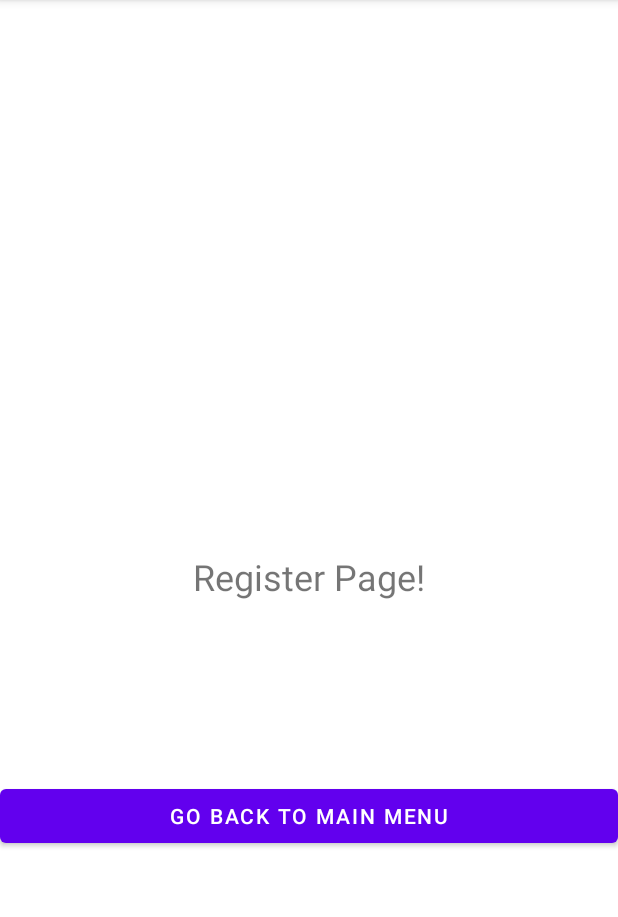
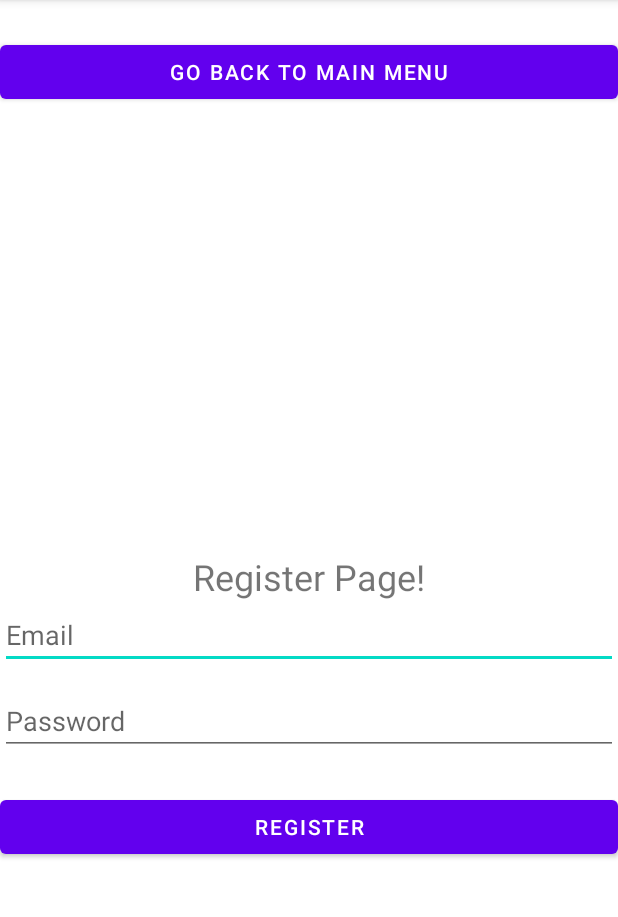
Before and after one commit to domi-cmd/Reference_Application_for_OWASP_MASTG, an Android app: the RegisterActivity screen opened directly, with no data from a screen before it, on a phone screen of 412 x 824 dp, the part 84-1001 px from its top. Run offline under Robolectric (Android 15) with nearby library versions, the phone set to English and light mode, and no system bars.

Commit message:
Added system as well as app log vulnerability with sensitive data (MASWE-0001), aswell as documents for the upcoming presentation

```diff
--- a/apps/app_01/app/build.gradle.kts
+++ b/apps/app_01/app/build.gradle.kts
@@ -7,7 +7,7 @@ android {
     compileSdk = 35
 
     defaultConfig {
-        applicationId = "com.example.app_01"
+        applicationId = "com.dkronig.app_01"
         minSdk = 35
         targetSdk = 35
         versionCode = 1
--- a/apps/app_01/app/src/main/java/com/dkronig/app_01/MainActivity.java
+++ b/apps/app_01/app/src/main/java/com/dkronig/app_01/MainActivity.java
@@ -2,6 +2,7 @@ package com.dkronig.app_01;
 
 import android.os.Bundle;
 import androidx.appcompat.app.AppCompatActivity;
+import android.content.SharedPreferences;
 
 import android.view.View;
 import android.widget.Button;
--- a/apps/app_01/app/src/main/java/com/dkronig/app_01/RegisterActivity.java
+++ b/apps/app_01/app/src/main/java/com/dkronig/app_01/RegisterActivity.java
@@ -1,25 +1,38 @@
 package com.dkronig.app_01;
 
+import java.io.File;
+import java.io.FileWriter;
+import java.io.IOException;
 import android.os.Bundle;
-import androidx.appcompat.app.AppCompatActivity;
-
+import android.content.SharedPreferences;
+import android.util.Log;
 import android.view.View;
 import android.widget.Button;
 import android.content.Intent;
+import android.widget.EditText;
+import androidx.appcompat.app.AppCompatActivity;
 
 public class RegisterActivity extends AppCompatActivity {
 
     // Define UI elements
     private Button main_menu_button;
+    private EditText et_email, et_password;
+    private Button register_button;
 
     @Override
     protected void onCreate(Bundle savedInstanceState) {
         super.onCreate(savedInstanceState);
+
+        // Set the layout of the activity
         setContentView(R.layout.activity_register);
 
+        // Instantiate the UI elements
         main_menu_button = findViewById(R.id.main_menu_button);
+        et_email = findViewById(R.id.et_email);
+        et_password = findViewById(R.id.et_password);
+        register_button = findViewById(R.id.register_button);
 
-        // Add listeners to buttons
+        // Add listener to button main menu button
         main_menu_button.setOnClickListener(new View.OnClickListener() {
             @Override
             public void onClick(View v){
@@ -28,7 +41,38 @@ public class RegisterActivity extends AppCompatActivity {
             }
         });
 
+        // Add a listener to the register button
+        register_button.setOnClickListener(v -> registerUser());
+    }
 
+    private void registerUser(){
+        // Extract and store users email and password
+        String user_email = et_email.getText().toString().trim();
+        String user_password = et_password.getText().toString().trim();
+
+        SharedPreferences shared_prefs = getSharedPreferences("my_app_prefs", MODE_PRIVATE);
+        SharedPreferences.Editor editor = shared_prefs.edit();
+        // Store plaintext strings (unsafe)
+        editor.putString("user_email", user_email);
+        editor.putString("user_password", user_password);
+        editor.apply();
+
+        // Log user credentials to system logs (unsafe) (System Logs)
+        Log.d("[REGISTER ACTIVITY]", "New User registered");
+        Log.d("[REGISTER ACTIVITY", "User E-Mail: "+ user_email);
+        Log.d("[REGISTER ACTIVITY", "User Password: " + user_password);
+
+        // Logging sensitive data to a file in app's data directory (App Logs)
+        try {
+            File logFile = new File(getFilesDir(), "login_logs.txt");
+            FileWriter writer = new FileWriter(logFile, true);
+            writer.append("Login - Username: " + user_email + ", Password: " + user_password + "\n");
+            writer.close();
+            Log.d("[REGISTER ACTIVITY", "Logged credentials to app logs");
+        } catch (IOException e) {
+            // System log incase the app logging did not work
+            Log.e("[REGISTER ACTIVITY]", "Error writing to log file: " + e.getMessage());
+        }
 
     }
 }
--- a/apps/app_01/app/src/main/res/layout/activity_register.xml
+++ b/apps/app_01/app/src/main/res/layout/activity_register.xml
@@ -19,12 +19,43 @@
         app:layout_constraintStart_toStartOf="parent"
         app:layout_constraintTop_toTopOf="parent" />
 
+    <EditText
+        android:id="@+id/et_email"
+        android:layout_width="0dp"
+        android:layout_height="wrap_content"
+        android:hint="Email"
+        android:inputType="textEmailAddress"
+        app:layout_constraintTop_toBottomOf="@id/textView"
+        app:layout_constraintStart_toStartOf="parent"
+        app:layout_constraintEnd_toEndOf="parent"/>
+
+    <EditText
+        android:id="@+id/et_password"
+        android:layout_width="0dp"
+        android:layout_height="wrap_content"
+        android:hint="Password"
+        android:inputType="textPassword"
+        app:layout_constraintTop_toBottomOf="@id/et_email"
+        app:layout_constraintStart_toStartOf="parent"
+        app:layout_constraintEnd_toEndOf="parent"
+        android:layout_marginTop="12dp"/>
+
+    <Button
+        android:id="@+id/register_button"
+        android:layout_width="0dp"
+        android:layout_height="wrap_content"
+        android:text="Register"
+        app:layout_constraintTop_toBottomOf="@id/et_password"
+        app:layout_constraintStart_toStartOf="parent"
+        app:layout_constraintEnd_toEndOf="parent"
+        android:layout_marginTop="24dp"/>
+
     <Button
         android:id="@+id/main_menu_button"
         android:layout_width="0dp"
         android:layout_height="wrap_content"
         android:text="Go back to main menu"
-        app:layout_constraintBottom_toBottomOf="parent"
+        app:layout_constraintTop_toTopOf="parent"
         app:layout_constraintStart_toStartOf="parent"
         app:layout_constraintEnd_toEndOf="parent"
         android:layout_marginTop="24dp"
```
Also changed, not shown: 5 other files.
